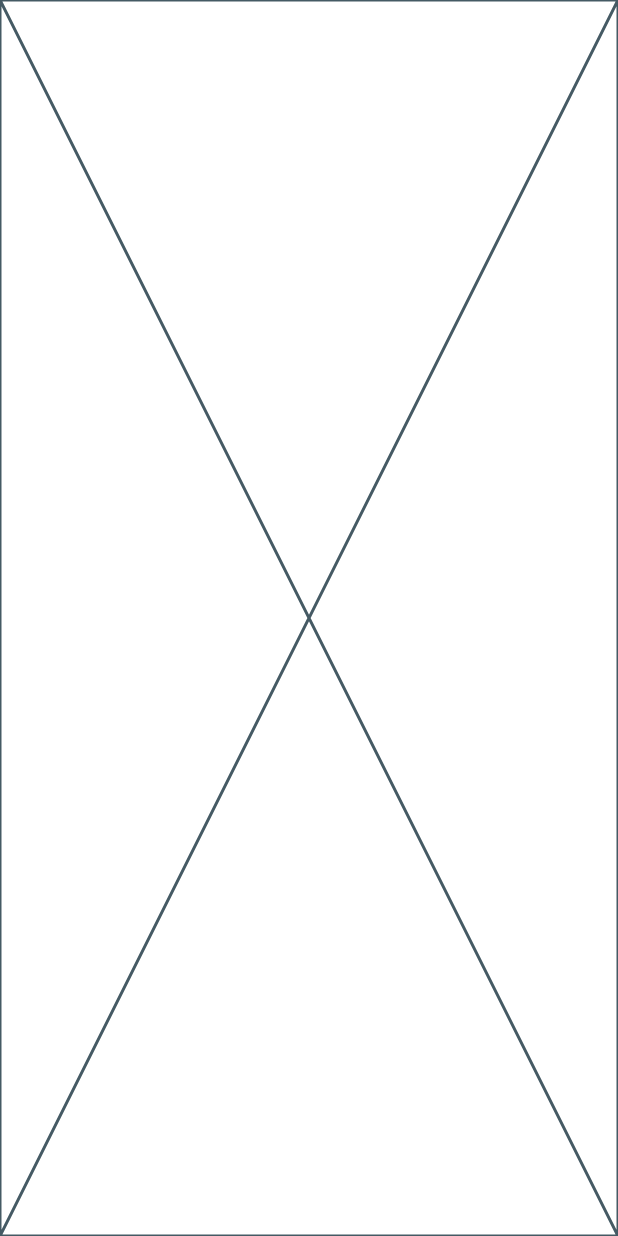
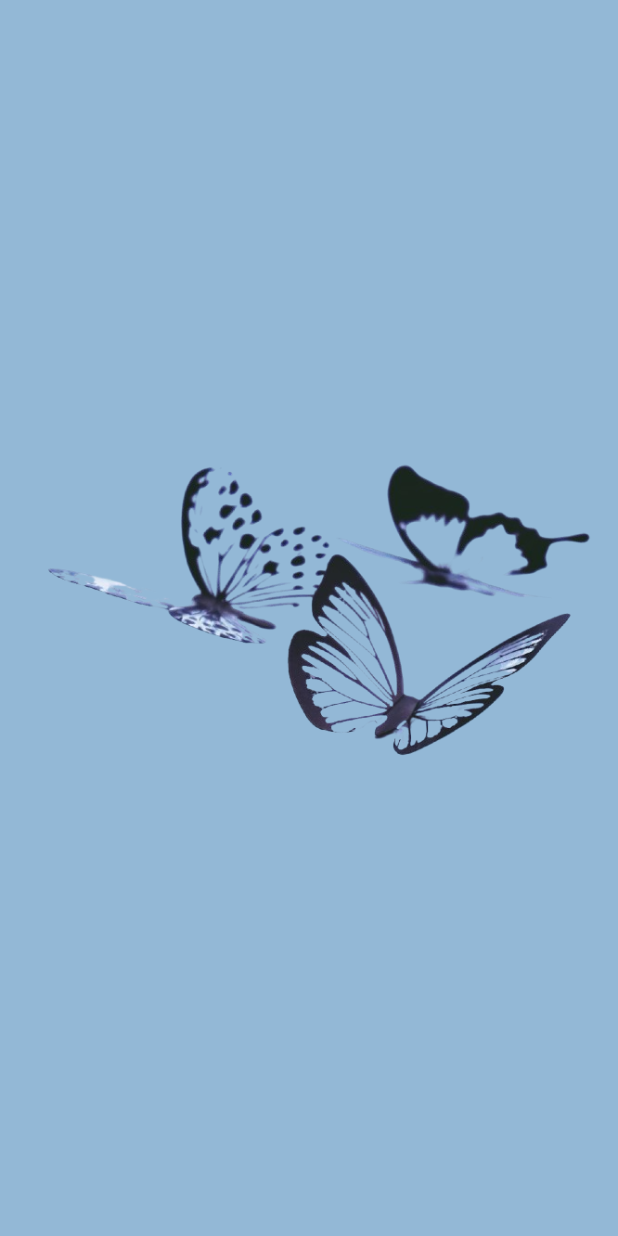
Before and after one commit to emane1999/training, a Flutter app: the first screen one second after launch, on a phone screen of 412 x 824 dp. Run offline on Flutter 3.47's test engine with Material 3 defaults, Android fonts, the phone set to English and light mode, and no system bars; our stand-ins replace another_flutter_splash_screen, flutter_riverpod.

Commit message:
splash/splashScreen.dart =>create splash screen

```diff
--- /dev/null
+++ b/lib/screen/homescreen.dart
@@ -0,0 +1,10 @@
+import 'package:flutter/material.dart';
+
+class HomeScreen extends StatelessWidget {
+  const HomeScreen({super.key});
+
+  @override
+  Widget build(BuildContext context) {
+    return Container();
+  }
+}
--- a/lib/splash/splash_screen.dart
+++ b/lib/splash/splash_screen.dart
@@ -1,10 +1,42 @@
+import 'package:another_flutter_splash_screen/another_flutter_splash_screen.dart';
 import 'package:flutter/material.dart';
+import 'package:training/screen/homescreen.dart';
 
-class SplashScreen extends StatelessWidget {
+class SplashScreen extends StatefulWidget {
   const SplashScreen({super.key});
 
   @override
+  State<SplashScreen> createState() => _SplashScreenState();
+}
+
+class _SplashScreenState extends State<SplashScreen> {
+  @override
+  void initState() {
+    super.initState();
+    // Simulate a time-consuming task (e.g., loading data) for the splash screen.
+    // Replace this with your actual data loading logic.
+    Future.delayed(
+      Duration(seconds: 2),
+      () {
+        Navigator.pushReplacement(
+            context, MaterialPageRoute(builder: (context) => HomeScreen()));
+      },
+    );
+  }
+
+  @override
   Widget build(BuildContext context) {
-    return const Placeholder();
+    return Scaffold(
+      backgroundColor: const Color.fromARGB(216, 128, 171, 207),
+      body: Center(
+        child: Column(
+          mainAxisAlignment: MainAxisAlignment.center,
+          children: <Widget>[
+            Image.asset('assets/images/butterfly.png'),
+            SizedBox(height: 16.0),
+          ],
+        ),
+      ),
+    );
   }
 }
--- a/pubspec.yaml
+++ b/pubspec.yaml
@@ -38,6 +38,7 @@ dependencies:
   flutter_riverpod: ^2.5.1
   riverpod_annotation: ^2.3.5
   riverpod_generator: ^2.4.3
+  another_flutter_splash_screen: ^1.2.1
 
 dev_dependencies:
   flutter_test:
@@ -63,8 +64,8 @@ flutter:
   uses-material-design: true
 
   # To add assets to your application, add an assets section, like this:
-  # assets:
-  #   - images/a_dot_burr.jpeg
+  assets:
+    - assets/images/
   #   - images/a_dot_ham.jpeg
 
   # An image asset can refer to one or more resolution-specific "variants", see
```
Also changed, not shown: assets/images/butterfly.png (added), pubspec.lock.
